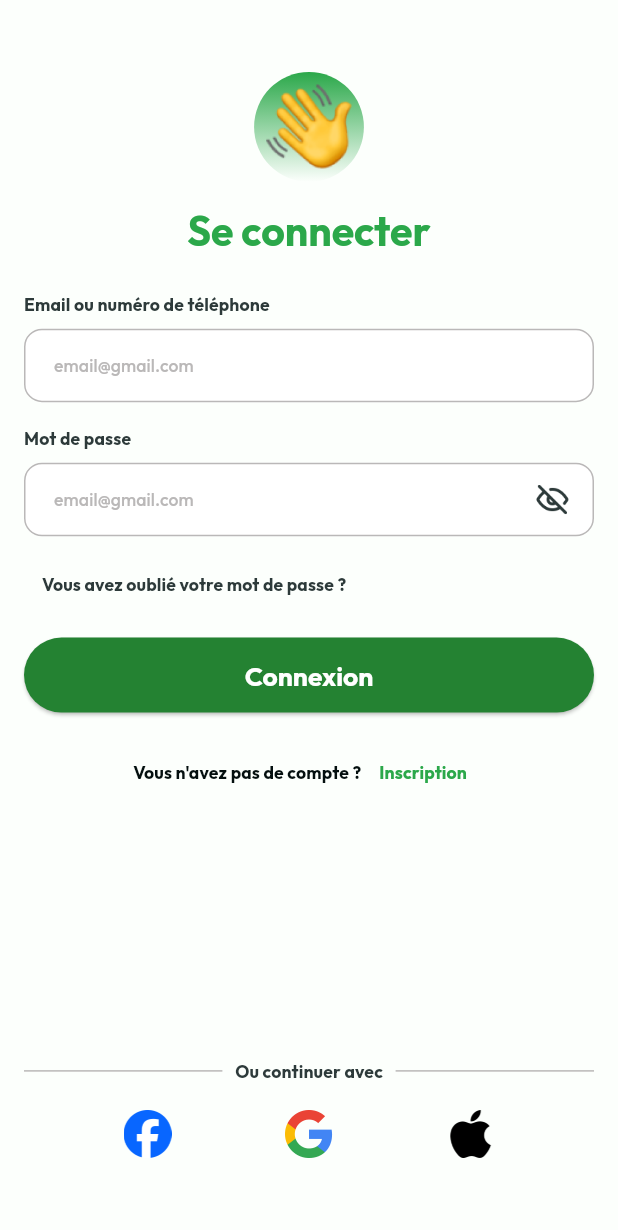
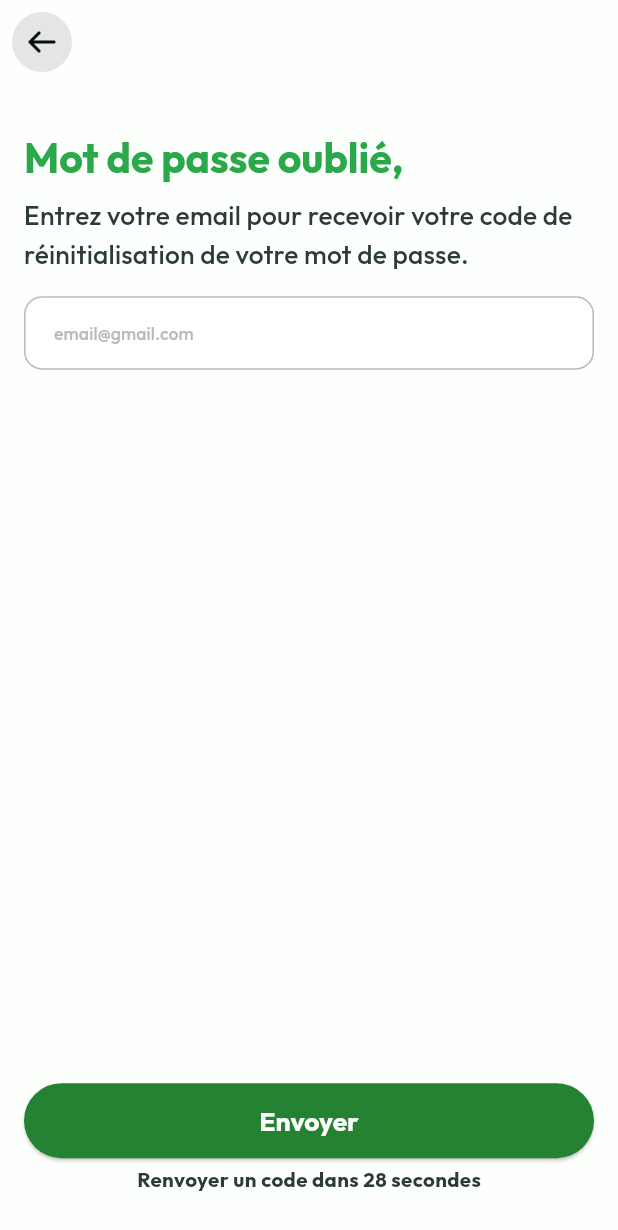
Before and after one commit to raoufb3n/OZON_App, a Flutter app: the screen it shows after launch, on a phone screen of 412 x 824 dp. Shown: the top 1230 px of the screen. Run offline on Flutter 3.47's test engine with Material 3 defaults, Android fonts, the light colour scheme and no system bars; our stand-ins replace dio, flutter_screenutil, google_fonts.

Commit message:
finish Forget Password

```diff
--- a/lib/Core/Helper/Assets.dart
+++ b/lib/Core/Helper/Assets.dart
@@ -10,6 +10,7 @@ class Assets{
   static const String eye = 'assets/eye.png';
   static const String facebook = 'assets/Facebook.png';
   static const String googleIcon = 'assets/Google.png';
+  static const String arrow = 'assets/arrow.png';
   static const String cat = 'assets/cat.png';
   static const String home = 'assets/home.png';
   static const String heart = 'assets/heart.png';
--- a/lib/Core/Theme/AppColors.dart
+++ b/lib/Core/Theme/AppColors.dart
@@ -19,7 +19,8 @@ class AppColors {
       surface: background,
       onSurface: onBackground,
       tertiary: grey,
-      onTertiary: lightGrey
+      onSecondary: lightGrey
+
       );
 
 }
--- /dev/null
+++ b/lib/Features/Auth/presentation/view/ForgetPasswordPage.dart
@@ -0,0 +1,62 @@
+import 'package:flutter/material.dart';
+import 'package:flutterstarter/Core/Helper/Assets.dart';
+import 'package:flutterstarter/Core/Helper/CustomBox.dart';
+import 'package:flutterstarter/Features/Auth/presentation/view/LoginScreen.dart';
+import 'package:flutterstarter/Features/Auth/presentation/view/widget/CustomInputTextField.dart';
+
+class ForgetPasswordScreen extends StatelessWidget {
+  const ForgetPasswordScreen({super.key});
+
+  @override
+  Widget build(BuildContext context) {
+    return Scaffold(
+      appBar: AppBar(
+        leading: IconButton(
+          icon: CircleAvatar(
+              radius: 28,
+              backgroundColor:
+                  Theme.of(context).colorScheme.onSecondary.withOpacity(0.35),
+              child: Image.asset(
+                Assets.arrow,
+                height: 24,
+              )),
+          onPressed: () {},
+        ),
+      ),
+      body: Padding(
+        padding:
+            const EdgeInsets.only(left: 16, right: 16, top: 32, bottom: 28),
+        child: Column(
+          crossAxisAlignment: CrossAxisAlignment.start,
+          children: [
+            Text(
+              'Mot de passe oublié,',
+              style: Theme.of(context).textTheme.headlineLarge!.copyWith(
+                    color: Theme.of(context).colorScheme.primary,
+                  ),
+            ),
+            verticalBox(8),
+            Text(
+              'Entrez votre email pour recevoir votre code de réinitialisation de votre mot de passe.',
+              style: Theme.of(context).textTheme.titleMedium,
+            ),
+            verticalBox(16),
+            const CustomSimpleInput(),
+            const Spacer(),
+            CustomButton(title: 'Envoyer', onPressed: () {}),
+            verticalBox(4),
+            Row(
+              mainAxisAlignment: MainAxisAlignment.center,
+              children: [
+                Text('Renvoyer un code dans 28 secondes',
+                    style: Theme.of(context).textTheme.bodyMedium!.copyWith(
+                          color: Theme.of(context).colorScheme.tertiary,
+                        )),
+              ],
+            ),
+          ],
+        ),
+      ),
+    );
+  }
+}
--- a/lib/Features/Auth/presentation/view/LoginScreen.dart
+++ b/lib/Features/Auth/presentation/view/LoginScreen.dart
@@ -1,5 +1,8 @@
 import 'package:flutterstarter/Core/Helper/Extensions.dart';
 import 'package:flutterstarter/Core/index.dart';
+import 'package:flutterstarter/Features/Auth/presentation/view/widget/SMAuthSection.dart';
+
+import 'widget/CustomInputTextField.dart';
 
 class LoginScreen extends StatelessWidget {
   const LoginScreen({super.key});
@@ -55,18 +58,9 @@ class LoginScreen extends StatelessWidget {
                   ],
                 )),
             verticalBox(12),
-            SizedBox(
-              width: context.screenWidth,
-              child: ElevatedButton(
-                onPressed: () {},
-                style: Theme.of(context).filledButtonTheme.style,
-                child: Text(
-                  'Connexion',
-                  style: Theme.of(context).textTheme.titleLarge!.copyWith(
-                        color: Theme.of(context).colorScheme.onPrimary,
-                      ),
-                ),
-              ),
+            CustomButton(
+              title: 'Connexion',
+              onPressed: () {},
             ),
             verticalBox(16),
             Row(
@@ -97,127 +91,27 @@ class LoginScreen extends StatelessWidget {
   }
 }
 
-class SMAuthSection extends StatelessWidget {
-  const SMAuthSection({
-    super.key,
+class CustomButton extends StatelessWidget {
+  const CustomButton({
+    super.key, required this.title, this.onPressed,
   });
+  final String title;
+  final Function()? onPressed;
 
   @override
   Widget build(BuildContext context) {
-    return Padding(
-      padding: const EdgeInsets.only(bottom: 52),
-      child: Column(
-        children: [
-          Row(
-            children: [
-              Expanded(
-                child: Container(
-                  height: 1,
-                  color: Theme.of(context).colorScheme.onTertiary,
-                ),
+    return SizedBox(
+      width: context.screenWidth,
+      child: ElevatedButton(
+        onPressed: onPressed,
+        style: Theme.of(context).filledButtonTheme.style,
+        child: Text(
+          title,
+          style: Theme.of(context).textTheme.titleLarge!.copyWith(
+                color: Theme.of(context).colorScheme.onPrimary,
               ),
-              horizontalBox(8),
-              Text(
-                'Ou continuer avec',
-                style: Theme.of(context)
-                    .textTheme
-                    .labelLarge!
-                    .copyWith(color: Theme.of(context).colorScheme.tertiary),
-              ),
-              horizontalBox(8),
-              Expanded(
-                child: Container(
-                  height: 1,
-                  color: Theme.of(context).colorScheme.onTertiary,
-                ),
-              ),
-            ],
-          ),
-          verticalBox(18),
-          SizedBox(
-            width: context.screenWidth * 0.6,
-            child: Row(
-              mainAxisAlignment: MainAxisAlignment.spaceBetween,
-              children: [
-                Image.asset(
-                  Assets.facebook,
-                  height: 32,
-                ),
-                Image.asset(
-                  Assets.googleIcon,
-                  height: 32,
-                ),
-                Image.asset(
-                  Assets.apple,
-                  height: 32,
-                )
-              ],
-            ),
-          ),
-        ],
+        ),
       ),
     );
   }
 }
-
-class CustomInputTextField extends StatelessWidget {
-  const CustomInputTextField({
-    super.key,
-    required this.label,
-    required this.obsecure,
-  });
-  final String label;
-  final bool obsecure;
-  @override
-  Widget build(BuildContext context) {
-    return Column(
-      crossAxisAlignment: CrossAxisAlignment.start,
-      children: [
-        Text(label, style: Theme.of(context).textTheme.labelLarge),
-        verticalBox(8),
-        TextFormField(
-          obscureText: obsecure,
-          keyboardType: TextInputType.name,
-          onChanged: (value) {},
-          validator: (value) {},
-          style: Theme.of(context).textTheme.labelLarge!.copyWith(
-                color: Theme.of(context).colorScheme.onSurface,
-              ),
-          decoration: InputDecoration(
-              suffixIconConstraints: BoxConstraints(
-                minHeight: 24.r,
-                maxHeight: 24.r,
-              ),
-              suffixIcon: obsecure
-                  ? Padding(
-                      padding: const EdgeInsets.only(right: 16),
-                      child: Image.asset(
-                        Assets.eye,
-                      ),
-                    )
-                  : null,
-              hintText: 'email@gmail.com',
-              hintStyle: Theme.of(context).textTheme.labelLarge!.copyWith(
-                  color: Theme.of(context).colorScheme.onTertiary,
-                  fontWeight: FontWeight.w500),
-              border: OutlineInputBorder(
-                  borderRadius: BorderRadius.circular(12),
-                  borderSide: BorderSide(
-                      color: Theme.of(context).colorScheme.onTertiary)),
-              enabledBorder: OutlineInputBorder(
-                  borderRadius: BorderRadius.circular(12),
-                  borderSide: BorderSide(
-                      color: Theme.of(context).colorScheme.onTertiary)),
-              focusedBorder: OutlineInputBorder(
-                borderRadius: BorderRadius.circular(12),
-                borderSide:
-                    BorderSide(color: Theme.of(context).colorScheme.primary),
-              ),
-              filled: true,
-              fillColor: Theme.of(context).colorScheme.onPrimary,
-              contentPadding: const EdgeInsets.all(16)),
-        ),
-      ],
-    );
-  }
-}
--- /dev/null
+++ b/lib/Features/Auth/presentation/view/widget/CustomInputTextField.dart
@@ -0,0 +1,107 @@
+
+
+import '../../../../../Core/index.dart';
+
+class CustomInputTextField extends StatelessWidget {
+  const CustomInputTextField({
+    super.key,
+    required this.label,
+    required this.obsecure,
+  });
+  final String label;
+  final bool obsecure;
+  @override
+  Widget build(BuildContext context) {
+    return Column(
+      crossAxisAlignment: CrossAxisAlignment.start,
+      children: [
+        Text(label, style: Theme.of(context).textTheme.labelLarge),
+        verticalBox(8),
+        TextFormField(
+          obscureText: obsecure,
+          keyboardType: TextInputType.name,
+          onChanged: (value) {},
+          validator: (value) {},
+          style: Theme.of(context).textTheme.labelLarge!.copyWith(
+                color: Theme.of(context).colorScheme.onSurface,
+              ),
+          decoration: InputDecoration(
+              suffixIconConstraints: BoxConstraints(
+                minHeight: 24.r,
+                maxHeight: 24.r,
+              ),
+              suffixIcon: obsecure
+                  ? Padding(
+                      padding: const EdgeInsets.only(right: 16),
+                      child: Image.asset(
+                        Assets.eye,
+                      ),
+                    )
+                  : null,
+              hintText: 'email@gmail.com',
+              hintStyle: Theme.of(context).textTheme.labelLarge!.copyWith(
+                  color: Theme.of(context).colorScheme.onSecondary,
+                  fontWeight: FontWeight.w500),
+              border: OutlineInputBorder(
+                  borderRadius: BorderRadius.circular(12),
+                  borderSide: BorderSide(
+                      color: Theme.of(context).colorScheme.onSecondary)),
+              enabledBorder: OutlineInputBorder(
+                  borderRadius: BorderRadius.circular(12),
+                  borderSide: BorderSide(
+                      color: Theme.of(context).colorScheme.onSecondary)),
+              focusedBorder: OutlineInputBorder(
+                borderRadius: BorderRadius.circular(12),
+                borderSide:
+                    BorderSide(color: Theme.of(context).colorScheme.primary),
+              ),
+              filled: true,
+              fillColor: Theme.of(context).colorScheme.onPrimary,
+              contentPadding: const EdgeInsets.all(16)),
+        ),
+      ],
+    );
+  }
+}
+
+class CustomSimpleInput extends StatelessWidget {
+  const CustomSimpleInput({super.key});
+
+  @override
+  Widget build(BuildContext context) {
+    return         TextFormField(
+
+          keyboardType: TextInputType.emailAddress,
+          onChanged: (value) {},
+          validator: (value) {},
+          style: Theme.of(context).textTheme.labelLarge!.copyWith(
+                color: Theme.of(context).colorScheme.onSurface,
+              ),
+          decoration: InputDecoration(
+              suffixIconConstraints: BoxConstraints(
+                minHeight: 24.r,
+                maxHeight: 24.r,
+              ),
+              hintText: 'email@gmail.com',
+              hintStyle: Theme.of(context).textTheme.labelLarge!.copyWith(
+                  color: Theme.of(context).colorScheme.onSecondary,
+                  fontWeight: FontWeight.w500),
+              border: OutlineInputBorder(
+                  borderRadius: BorderRadius.circular(12),
+                  borderSide: BorderSide(
+                      color: Theme.of(context).colorScheme.onSecondary)),
+              enabledBorder: OutlineInputBorder(
+                  borderRadius: BorderRadius.circular(12),
+                  borderSide: BorderSide(
+                      color: Theme.of(context).colorScheme.onSecondary)),
+              focusedBorder: OutlineInputBorder(
+                borderRadius: BorderRadius.circular(12),
+                borderSide:
+                    BorderSide(color: Theme.of(context).colorScheme.primary),
+              ),
+              filled: true,
+              fillColor: Theme.of(context).colorScheme.onPrimary,
+              contentPadding: const EdgeInsets.all(16)),
+        );
+  }
+}
--- /dev/null
+++ b/lib/Features/Auth/presentation/view/widget/SMAuthSection.dart
@@ -0,0 +1,67 @@
+
+
+import 'package:flutterstarter/Core/Helper/Extensions.dart';
+import 'package:flutterstarter/Core/index.dart';
+
+class SMAuthSection extends StatelessWidget {
+  const SMAuthSection({
+    super.key,
+  });
+
+  @override
+  Widget build(BuildContext context) {
+    return Padding(
+      padding: const EdgeInsets.only(bottom: 52),
+      child: Column(
+        children: [
+          Row(
+            children: [
+              Expanded(
+                child: Container(
+                  height: 1,
+                  color: Theme.of(context).colorScheme.onSecondary,
+                ),
+              ),
+              horizontalBox(8),
+              Text(
+                'Ou continuer avec',
+                style: Theme.of(context)
+                    .textTheme
+                    .labelLarge!
+                    .copyWith(color: Theme.of(context).colorScheme.tertiary),
+              ),
+              horizontalBox(8),
+              Expanded(
+                child: Container(
+                  height: 1,
+                  color: Theme.of(context).colorScheme.onSecondary,
+                ),
+              ),
+            ],
+          ),
+          verticalBox(18),
+          SizedBox(
+            width: context.screenWidth * 0.6,
+            child: Row(
+              mainAxisAlignment: MainAxisAlignment.spaceBetween,
+              children: [
+                Image.asset(
+                  Assets.facebook,
+                  height: 32,
+                ),
+                Image.asset(
+                  Assets.googleIcon,
+                  height: 32,
+                ),
+                Image.asset(
+                  Assets.apple,
+                  height: 32,
+                )
+              ],
+            ),
+          ),
+        ],
+      ),
+    );
+  }
+}
--- a/lib/main.dart
+++ b/lib/main.dart
@@ -1,5 +1,5 @@
 import 'package:flutterstarter/Core/index.dart';
-import 'package:flutterstarter/Features/Auth/presentation/view/LoginScreen.dart';
+import 'package:flutterstarter/Features/Auth/presentation/view/ForgetPasswordPage.dart';
 
 void main() {
   runApp(const MyApp());
@@ -8,7 +8,6 @@ void main() {
 class MyApp extends StatelessWidget {
   const MyApp({super.key});
 
-  // This widget is the root of your application.
   @override
   Widget build(BuildContext context) {
     return ScreenUtilInit(
@@ -20,7 +19,7 @@ class MyApp extends StatelessWidget {
           debugShowCheckedModeBanner: false,
           title: 'OZONE App',
           theme: AppThemes.lightTheme,
-          home: const LoginScreen(),
+          home: const ForgetPasswordScreen(),
         );
       },
     );
```
